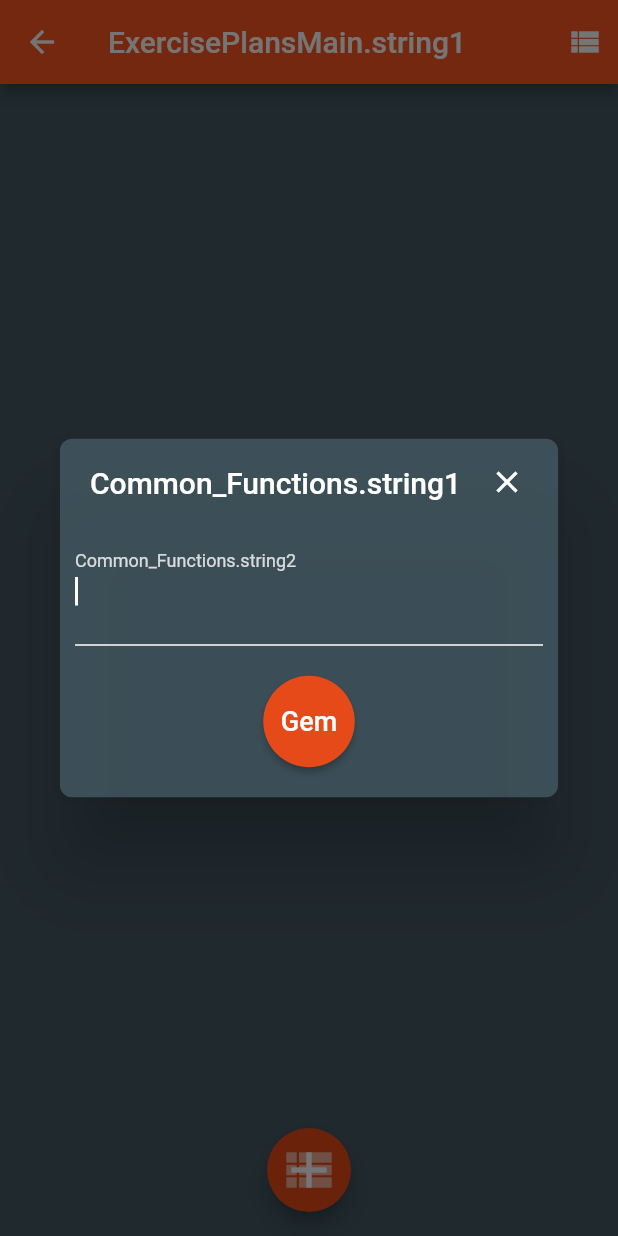
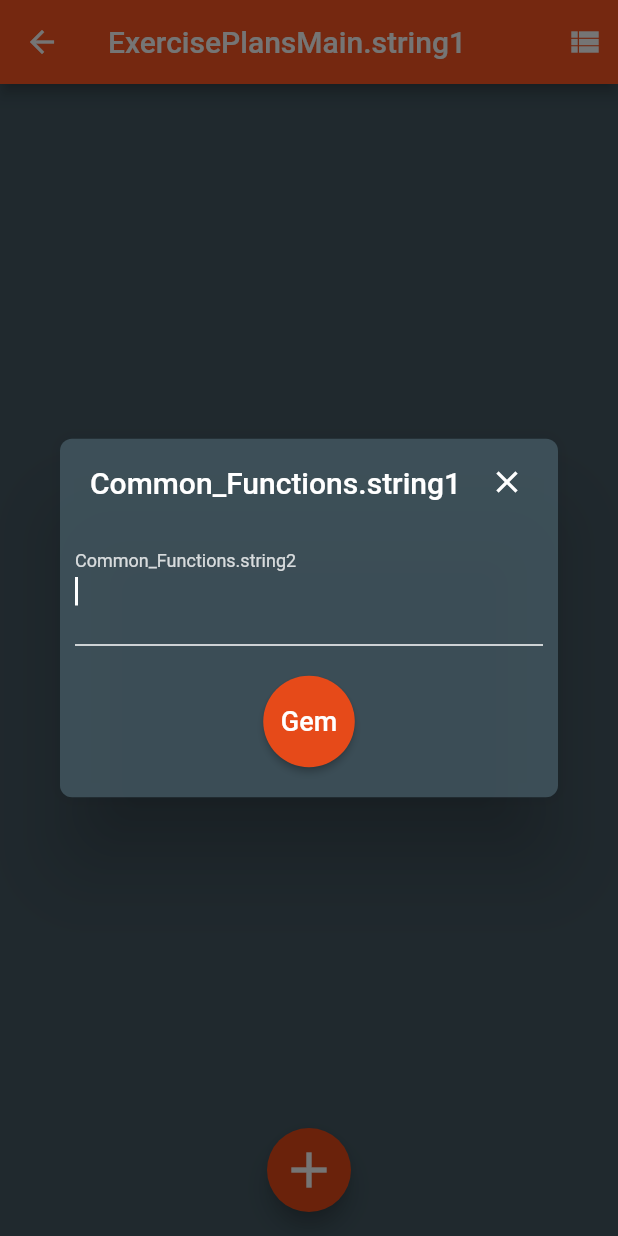
Before and after one commit to vitting/simple_exercise_calendar, a Flutter app: the ExercisePlansMain screen opened directly, after a tap on the "add" icon, on a phone screen of 412 x 824 dp. Run offline on Flutter 3.47's test engine with Material 2 defaults, Android fonts, the light colour scheme and no system bars; our stand-ins replace date_format, flutter_calendar_carousel, flutter_i18n, font_awesome_flutter, material_design_icons_flutter, sqflite and 2 more; missing offline and left inert: flutter_list_drag_and_drop; accounts and stored records are empty; statements that could not run were skipped.

Commit message:
added two new fields to exercisedata

```diff
--- a/lib/helpers/db_sql_create.dart
+++ b/lib/helpers/db_sql_create.dart
@@ -4,6 +4,8 @@ class DbSql {
   static const String tableEvents = "events";
   static const String colId = "id";
   static const String colExercisePlanId = "exercisePlanId";
+  static const String colOrgExercisePlanId = "orgExercisePlanId";
+  static const String colOrgExerciseId = "orgExerciseId";
   static const String colTemplateExercisePlanId = "templateExercisePlanId";
   static const String colTitle = "title";
   static const String colText = "text";
@@ -19,7 +21,7 @@ class DbSql {
   static const String createExercisePlans =
       "CREATE TABLE IF NOT EXISTS [$tableExercisePlans] ([$colId] TEXT(50) PRIMARY KEY NOT NULL UNIQUE, [$colTitle] TEXT(250) NOT NULL, [$colDate] INTEGER NOT NULL, [$colType] TEXT(10) NOT NULL, [$colClosed] INTEGER NOT NULL DEFAULT 0);";
   static const String createExercises =
-      "CREATE TABLE IF NOT EXISTS [$tableExercises] ([$colId] TEXT(50) PRIMARY KEY NOT NULL UNIQUE, [$colExercisePlanId] TEXT(50) NOT NULL, [$colText] TEXT(250) NOT NULL, [$colDescription] TEXT(5000) NOT NULL, [$colWeight] DOUBLE NOT NULL DEFAULT 0, [$colSeconds] INTEGER NOT NULL DEFAULT 0, [$colRepetitions] INTEGER NOT NULL DEFAULT 0, [$colRepetitionsDone] INTEGER NOT NULL DEFAULT 0, [$colIndex] INTEGER NOT NULL DEFAULT 0, [$colClosed] INTEGER NOT NULL DEFAULT 0);";
+      "CREATE TABLE IF NOT EXISTS [$tableExercises] ([$colId] TEXT(50) PRIMARY KEY NOT NULL UNIQUE, [$colExercisePlanId] TEXT(50) NOT NULL, [$colOrgExercisePlanId] TEXT(50) NOT NULL, [$colOrgExerciseId] TEXT(50) NOT NULL, [$colText] TEXT(250) NOT NULL, [$colDescription] TEXT(5000) NOT NULL, [$colWeight] DOUBLE NOT NULL DEFAULT 0, [$colSeconds] INTEGER NOT NULL DEFAULT 0, [$colRepetitions] INTEGER NOT NULL DEFAULT 0, [$colRepetitionsDone] INTEGER NOT NULL DEFAULT 0, [$colIndex] INTEGER NOT NULL DEFAULT 0, [$colClosed] INTEGER NOT NULL DEFAULT 0);";
   static const String createEvents =
       "CREATE TABLE IF NOT EXISTS [$tableEvents] ([$colId] TEXT(50) PRIMARY KEY NOT NULL UNIQUE, [$colExercisePlanId] TEXT(50) NOT NULL, [$colTemplateExercisePlanId] TEXT(50) NOT NULL, [$colDate] INTEGER NOT NULL);";
   static const String dropExercisePlans =
--- a/lib/helpers/exercise_data.dart
+++ b/lib/helpers/exercise_data.dart
@@ -4,7 +4,9 @@ import 'package:simple_exercise_calendar/helpers/system_helpers.dart';
 
 class ExerciseData {
   String id;
+  String orgExerciseId;
   String exercisePlanId;
+  String orgExercisePlanId;
   String text;
   String description;
   double weight;
@@ -16,7 +18,9 @@ class ExerciseData {
 
   ExerciseData(
       {this.id,
+      this.orgExerciseId,
       this.exercisePlanId,
+      this.orgExercisePlanId,
       this.text,
       this.description = "",
       this.seconds = 0,
@@ -28,6 +32,8 @@ class ExerciseData {
 
   Future<int> save() {
     id = id ?? SystemHelpers.generateUuid();
+    orgExerciseId = orgExerciseId ?? id;
+    orgExercisePlanId = orgExercisePlanId ?? exercisePlanId;
     return DbHelpers.insert(DbSql.tableExercises, this.toMap());
   }
 
@@ -78,7 +84,9 @@ class ExerciseData {
   Map<String, dynamic> toMap() {
     return {
       "id": id,
+      "orgExerciseId": orgExerciseId,
       "exercisePlanId": exercisePlanId,
+      "orgExercisePlanId": orgExercisePlanId,
       "text": text,
       "description": description,
       "seconds": seconds,
@@ -93,7 +101,9 @@ class ExerciseData {
   factory ExerciseData.fromMap(Map<String, dynamic> item) {
     return ExerciseData(
         id: item["id"],
+        orgExerciseId: item["orgExerciseId"],
         exercisePlanId: item["exercisePlanId"],
+        orgExercisePlanId: item["orgExercisePlanId"],
         text: item["text"],
         description: item["description"],
         seconds: item["seconds"],
@@ -107,7 +117,9 @@ class ExerciseData {
   factory ExerciseData.copy(ExerciseData item) {
     return ExerciseData(
         id: SystemHelpers.generateUuid(),
+        orgExerciseId: item.orgExerciseId,
         exercisePlanId: item.exercisePlanId,
+        orgExercisePlanId: item.orgExercisePlanId,
         text: item.text,
         description: item.description,
         seconds: item.seconds,
--- a/lib/helpers/theme_config.dart
+++ b/lib/helpers/theme_config.dart
@@ -17,5 +17,5 @@ class ThemeConfig {
   static final Color dialogTextColor = textColor;
   static final Color dialogButton1Color = Colors.deepOrange[700];
   static final Color dialogButton2Color = Colors.blueGrey[500];
-  static final Color iconSecondLayerColor = Colors.white54;
+  static final Color iconSecondLayerColor = Colors.white30;
 }
--- a/lib/ui/exercises/exercicise_plans.dart
+++ b/lib/ui/exercises/exercicise_plans.dart
@@ -34,16 +34,7 @@ class ExercisePlansMainState extends State<ExercisePlansMain> {
         floatingActionButton: FloatingActionButton(
           backgroundColor: ThemeConfig.floatingActionButtonBackgroundColor,
           tooltip: FlutterI18n.translate(context, 'ExercisePlansMain.string2'),
-          child: Stack(
-            children: <Widget>[
-              Center(
-                  child:
-                      Icon(Icons.add, size: 40, color: ThemeConfig.textColor)),
-              Center(
-                  child:
-                      Icon(Icons.view_list, size: 40, color: Colors.white54)),
-            ],
-          ),
+          child: Icon(Icons.add, size: 40, color: ThemeConfig.textColor),
           onPressed: () {
             SystemHelpers.vibrate25();
             addNewPlan(context);
```
Also changed, not shown: lib/ui/calendar/calendar_detail.dart (+6 -2 lines), lib/ui/exercises/exercises_detail.dart (+2 -10 lines), 1 other file.
